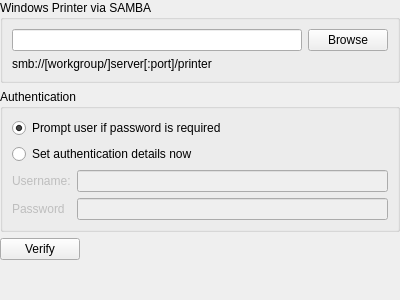
Before: the Qt Designer form add-printer/ChooseSamba.ui in KDE/print-manager, drawn with Qt 5.
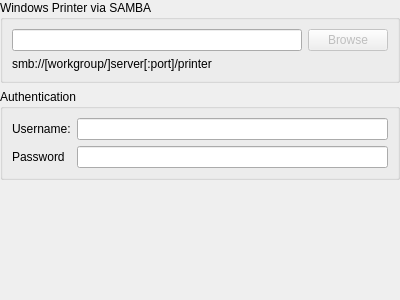
After: the same form once the commit is applied. Custom widgets are drawn as their Qt base class.

Commit message: Add support for user and pass for Samba printers and improve the URI validation

The edit to the form file:
```diff
--- a/add-printer/ChooseSamba.ui
+++ b/add-printer/ChooseSamba.ui
@@ -38,6 +38,9 @@
       </item>
       <item row="0" column="1">
        <widget class="QPushButton" name="browsePB">
+        <property name="enabled">
+         <bool>false</bool>
+        </property>
         <property name="text">
          <string comment="@action:button">Browse</string>
         </property>
@@ -52,11 +55,11 @@
       <string comment="@title:group">Authentication</string>
      </property>
      <layout class="QFormLayout" name="formLayout_2">
-      <item row="2" column="0">
+      <property name="fieldGrowthPolicy">
+       <enum>QFormLayout::ExpandingFieldsGrow</enum>
+      </property>
+      <item row="0" column="0">
        <widget class="QLabel" name="label">
-        <property name="enabled">
-         <bool>false</bool>
-        </property>
         <property name="text">
          <string comment="@label:textbox">Username:</string>
         </property>
@@ -65,11 +68,11 @@
         </property>
        </widget>
       </item>
-      <item row="3" column="0">
+      <item row="0" column="1">
+       <widget class="KLineEdit" name="usernameLE"/>
+      </item>
+      <item row="1" column="0">
        <widget class="QLabel" name="label_4">
-        <property name="enabled">
-         <bool>false</bool>
-        </property>
         <property name="text">
          <string comment="@label:textbox">Password</string>
         </property>
@@ -78,54 +81,17 @@
         </property>
        </widget>
       </item>
-      <item row="2" column="1">
-       <widget class="KLineEdit" name="usernameLE">
-        <property name="enabled">
-         <bool>false</bool>
-        </property>
-       </widget>
-      </item>
-      <item row="3" column="1">
+      <item row="1" column="1">
        <widget class="KLineEdit" name="passwordLE">
-        <property name="enabled">
-         <bool>false</bool>
-        </property>
-       </widget>
-      </item>
-      <item row="0" column="0" colspan="2">
-       <widget class="QRadioButton" name="radioButton">
-        <property name="text">
-         <string comment="@option:radio">Prompt user if password is required</string>
-        </property>
-        <property name="checked">
+        <property name="passwordMode">
          <bool>true</bool>
         </property>
        </widget>
       </item>
-      <item row="1" column="0" colspan="2">
-       <widget class="QRadioButton" name="authenticationCB">
-        <property name="text">
-         <string comment="@option:radio">Set authentication details now</string>
-        </property>
-       </widget>
-      </item>
      </layout>
     </widget>
    </item>
    <item row="2" column="0">
-    <widget class="QPushButton" name="verifyPB">
-     <property name="sizePolicy">
-      <sizepolicy hsizetype="Fixed" vsizetype="Fixed">
-       <horstretch>0</horstretch>
-       <verstretch>0</verstretch>
-      </sizepolicy>
-     </property>
-     <property name="text">
-      <string comment="@action:button">Verify</string>
-     </property>
-    </widget>
-   </item>
-   <item row="3" column="0">
     <spacer name="verticalSpacer">
      <property name="orientation">
       <enum>Qt::Vertical</enum>
```
Left out of the diff: 70 changed lines with no effect on the pictures. The commit also changes 1 other file.
